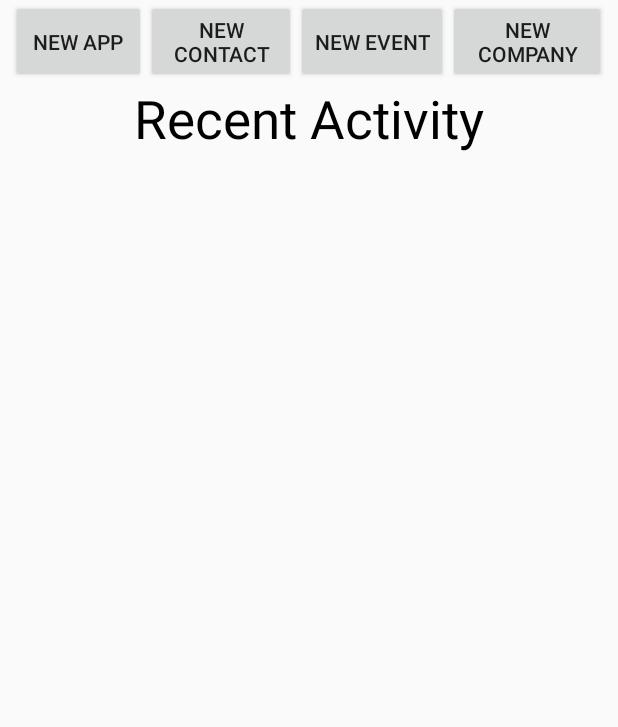
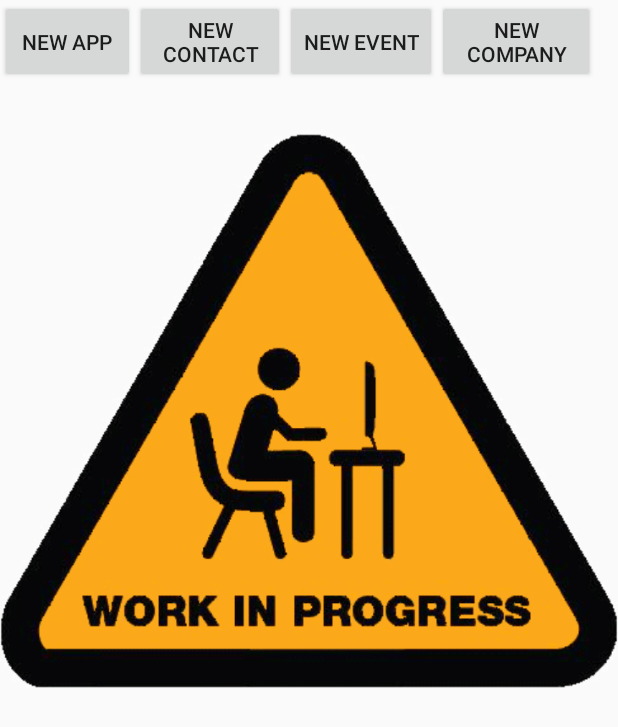
Before and after one commit to HelluvaEnginerd/NetworkPal, an Android app: the layout activity_welcome_drawer.xml on its own in the app's theme, with its tools: preview values and no code run, on a phone screen of 412 x 824 dp. Shown: the top 727 px of the screen. Run offline under Robolectric (Android 15) with nearby library versions, the phone set to English and light mode, and no system bars.

Commit message:
RecentAction removed

```diff
--- a/app/src/main/java/com/csci448/goldenrush/networkingpal/ApplicationLab.java
+++ b/app/src/main/java/com/csci448/goldenrush/networkingpal/ApplicationLab.java
@@ -99,7 +99,7 @@ public class ApplicationLab {
         values.put(ApplicationTable.Cols.TITLE, application.getJobTitle());
         values.put(ApplicationTable.Cols.CONTACT, application.getCompanyContact());
         values.put(ApplicationTable.Cols.DATE, application.getDateDue().getTime());
-        values.put(ApplicationTable.Cols.COMPANYUUID, application.getCompanyUUID().toString());
+        values.put(ApplicationTable.Cols.COMPANYNAME, application.getCompanyName());
         values.put(ApplicationTable.Cols.UUID, application.getId().toString());
         values.put(ApplicationTable.Cols.COVER, application.hasCoverLetter());
         values.put(ApplicationTable.Cols.RESUME, application.hasResume());
--- a/app/src/main/java/com/csci448/goldenrush/networkingpal/ApplicationListFragment.java
+++ b/app/src/main/java/com/csci448/goldenrush/networkingpal/ApplicationListFragment.java
@@ -110,7 +110,7 @@ public class ApplicationListFragment extends Fragment {
             mApp = app;
             mTitleTextView.setText(mApp.getJobTitle());
             mDateTextView.setText(formatter.format(mApp.getDateDue()));
-            mCompanyTextView.setText(CompanyLab.get(getContext()).getCompany(mApp.getCompanyUUID()).getCompanyName());
+            mCompanyTextView.setText(mApp.getCompanyName());
             mContactTextView.setText(mApp.getCompanyContact());
         }
 
--- a/app/src/main/java/com/csci448/goldenrush/networkingpal/NewCompanyActivity.java
+++ b/app/src/main/java/com/csci448/goldenrush/networkingpal/NewCompanyActivity.java
@@ -140,8 +140,12 @@ public class NewCompanyActivity extends AppCompatActivity{
                     Log.d(TAG, "updating Company");
                     Toast.makeText(getApplicationContext(), mCompany.getCompanyName() + " updated in database", Toast.LENGTH_SHORT).show();
                     CompanyLab.get(getApplicationContext()).updateCompany(mCompany);
+
+                    /*
                     mRecentAction = new RecentAction("Company", "FILL", new Date(), mCompany.getCompanyName());
                     RecentActionLab.get(getApplicationContext()).addRecentActivity(mRecentAction);
+                    */
+
                 } else {
                     Log.d(TAG, "Empty Company - discard");
                     Toast.makeText(getApplicationContext(), "Blank Company discarded", Toast.LENGTH_SHORT).show();
--- a/app/src/main/java/com/csci448/goldenrush/networkingpal/NewContactActivity.java
+++ b/app/src/main/java/com/csci448/goldenrush/networkingpal/NewContactActivity.java
@@ -81,8 +81,12 @@ public class NewContactActivity extends AppCompatActivity{
         mDone.setOnClickListener(new View.OnClickListener(){
             @Override
             public void onClick(View v){
+
+                /*
                 mRecentAction = new RecentAction("Contact", "Contact Name", new Date(), "Contact company name");
                 RecentActionLab.get(getApplicationContext()).addRecentActivity(mRecentAction);
+                */
+
                 //THIS WILL NEED TO BE CHANGED
                 startActivity(mLastIntent);
             }
--- a/app/src/main/java/com/csci448/goldenrush/networkingpal/NewEventActivity.java
+++ b/app/src/main/java/com/csci448/goldenrush/networkingpal/NewEventActivity.java
@@ -118,9 +118,6 @@ public class NewEventActivity extends AppCompatActivity {
             }
         });
         //Todo: Add all listeners
-        /**
-         * TODO add Recent activity to okay button
-         */
 
     }
     public static Intent newIntent(Context packageContext, UUID eventId){
--- a/app/src/main/java/com/csci448/goldenrush/networkingpal/WelcomeActivity.java
+++ b/app/src/main/java/com/csci448/goldenrush/networkingpal/WelcomeActivity.java
@@ -117,7 +117,7 @@ public class WelcomeActivity extends AppCompatActivity{
 
         /**
          * Loads the recent action recyclerview
-         */
+
         FragmentManager fm = getSupportFragmentManager();
         Fragment fragment = fm.findFragmentById(R.id.fragment_welcome_list_host);
 
@@ -127,6 +127,7 @@ public class WelcomeActivity extends AppCompatActivity{
                     .add(R.id.fragment_welcome_list_host, fragment)
                     .commit();
         }
+         */
     }
 
     private void addDrawerItems() {
--- a/app/src/main/java/com/csci448/goldenrush/networkingpal/database/ApplicationBaseHelper.java
+++ b/app/src/main/java/com/csci448/goldenrush/networkingpal/database/ApplicationBaseHelper.java
@@ -27,7 +27,7 @@ public class ApplicationBaseHelper extends SQLiteOpenHelper{
                 ApplicationTable.Cols.TITLE + ", " +
                 ApplicationTable.Cols.CONTACT + ", " +
                 ApplicationTable.Cols.DATE + ", " +
-                ApplicationTable.Cols.COMPANYUUID + ", " +
+                ApplicationTable.Cols.COMPANYNAME + ", " +
                 ApplicationTable.Cols.UUID + ", " +
                 ApplicationTable.Cols.COVER + ", " +
                 ApplicationTable.Cols.RESUME + ", " +
--- a/app/src/main/java/com/csci448/goldenrush/networkingpal/database/ApplicationCursorWrapper.java
+++ b/app/src/main/java/com/csci448/goldenrush/networkingpal/database/ApplicationCursorWrapper.java
@@ -22,7 +22,7 @@ public class ApplicationCursorWrapper extends CursorWrapper {
     public Application getApplication(){
         String uuidString = getString(getColumnIndex(ApplicationTable.Cols.UUID));
         String title = getString(getColumnIndex(ApplicationTable.Cols.TITLE));
-        String companyUUID = getString(getColumnIndex(ApplicationTable.Cols.COMPANYUUID));
+        String companyName = getString(getColumnIndex(ApplicationTable.Cols.COMPANYNAME));
         String contact = getString(getColumnIndex(ApplicationTable.Cols.CONTACT));
         long date = getLong(getColumnIndex(ApplicationTable.Cols.DATE));
         int cover = getInt(getColumnIndex(ApplicationTable.Cols.COVER));
@@ -31,7 +31,7 @@ public class ApplicationCursorWrapper extends CursorWrapper {
 
         Application application = new Application(UUID.fromString(uuidString));
         application.setJobTitle(title);
-        application.setCompanyUUID(UUID.fromString(companyUUID));
+        application.setCompanyName(companyName);
         application.setCompanyContact(contact);
         application.setDateDue(new Date(date));
         application.setCoverLetter(cover!=0);
--- a/app/src/main/java/com/csci448/goldenrush/networkingpal/database/ApplicationDbSchema.java
+++ b/app/src/main/java/com/csci448/goldenrush/networkingpal/database/ApplicationDbSchema.java
@@ -12,7 +12,7 @@ public class ApplicationDbSchema {
             public static final String TITLE = "title";
             public static final String CONTACT = "contact";
             public static final String DATE = "date";
-            public static final String COMPANYUUID = "companyuuid";
+            public static final String COMPANYNAME = "companyname";
             public static final String UUID = "uuid";
             public static final String COVER = "coverletter";
             public static final String RESUME = "resume";
--- a/app/src/main/res/layout-land/activity_welcome_drawer.xml
+++ b/app/src/main/res/layout-land/activity_welcome_drawer.xml
@@ -50,6 +50,14 @@ http://blog.teamtreehouse.com/add-navigation-drawer-android
                 android:text="@string/new_application"
             />
         </RelativeLayout>
+            <ImageView
+                android:layout_marginTop="50sp"
+                android:layout_width="match_parent"
+                android:layout_height="wrap_content"
+                android:src="@drawable/work_in_progress"
+            />
+
+        <!--
         <TextView
             android:id="@+id/recent_activity_text_view"
             android:layout_below="@+id/button_layout"
@@ -69,7 +77,7 @@ http://blog.teamtreehouse.com/add-navigation-drawer-android
             android:layout_height="match_parent"
         >
         </FrameLayout>
-
+        -->
     </RelativeLayout>
 
     <!-- portion for the hamburger menu_main-->
--- a/app/src/main/res/layout/activity_welcome_drawer.xml
+++ b/app/src/main/res/layout/activity_welcome_drawer.xml
@@ -49,7 +49,15 @@ http://blog.teamtreehouse.com/add-navigation-drawer-android
                 android:layout_height="55sp"
                 android:text="@string/new_application"
             />
+            <ImageView
+                android:layout_below="@id/new_app_button"
+                android:layout_width="match_parent"
+                android:layout_height="wrap_content"
+                android:src="@drawable/work_in_progress"
+            />
         </RelativeLayout>
+
+        <!--
         <TextView
             android:id="@+id/recent_activity_text_view"
             android:layout_below="@+id/button_layout"
@@ -69,6 +77,7 @@ http://blog.teamtreehouse.com/add-navigation-drawer-android
             android:layout_height="match_parent"
         >
         </FrameLayout>
+        -->
 
     </RelativeLayout>
 
```
Also changed, not shown: app/src/main/java/com/csci448/goldenrush/networkingpal/Application.java (+4 -4 lines), app/src/main/java/com/csci448/goldenrush/networkingpal/ApplicationSearchActivity.java (+1 -29 lines), app/src/main/java/com/csci448/goldenrush/networkingpal/NewApplicationActivity.java (+12 -3 lines), app/src/main/res/drawable/work_in_progress.png (added).
